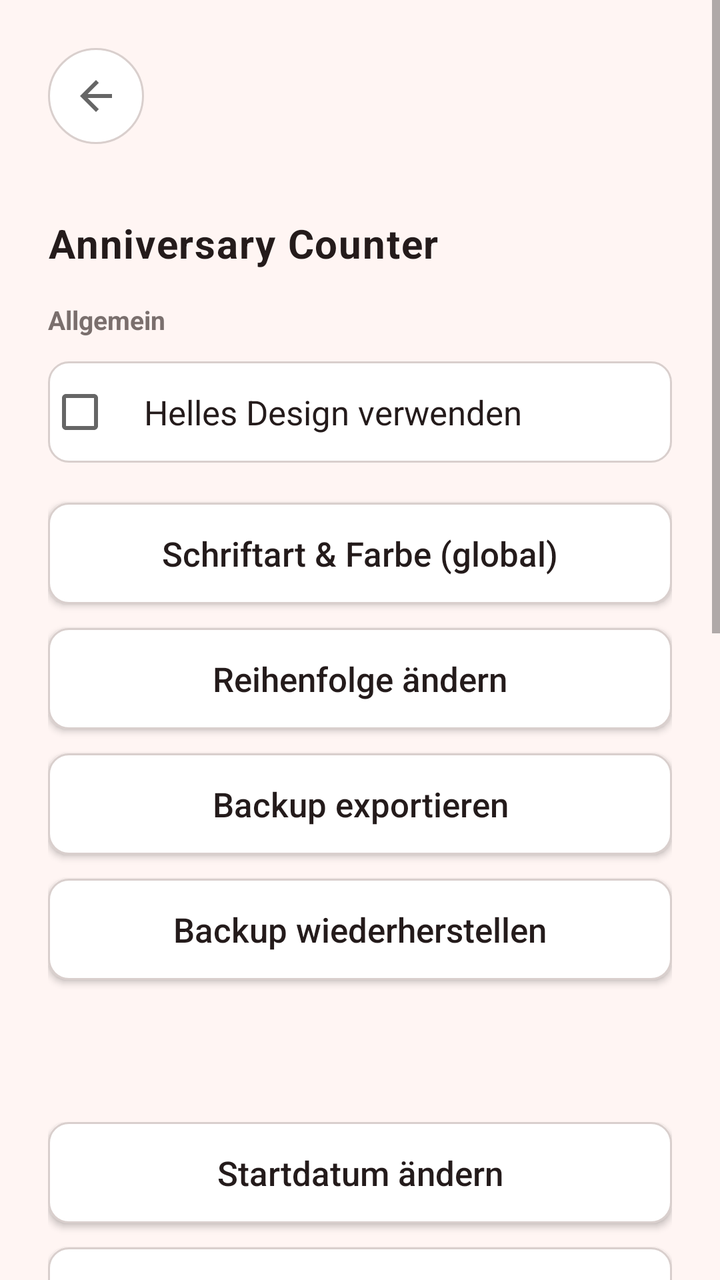
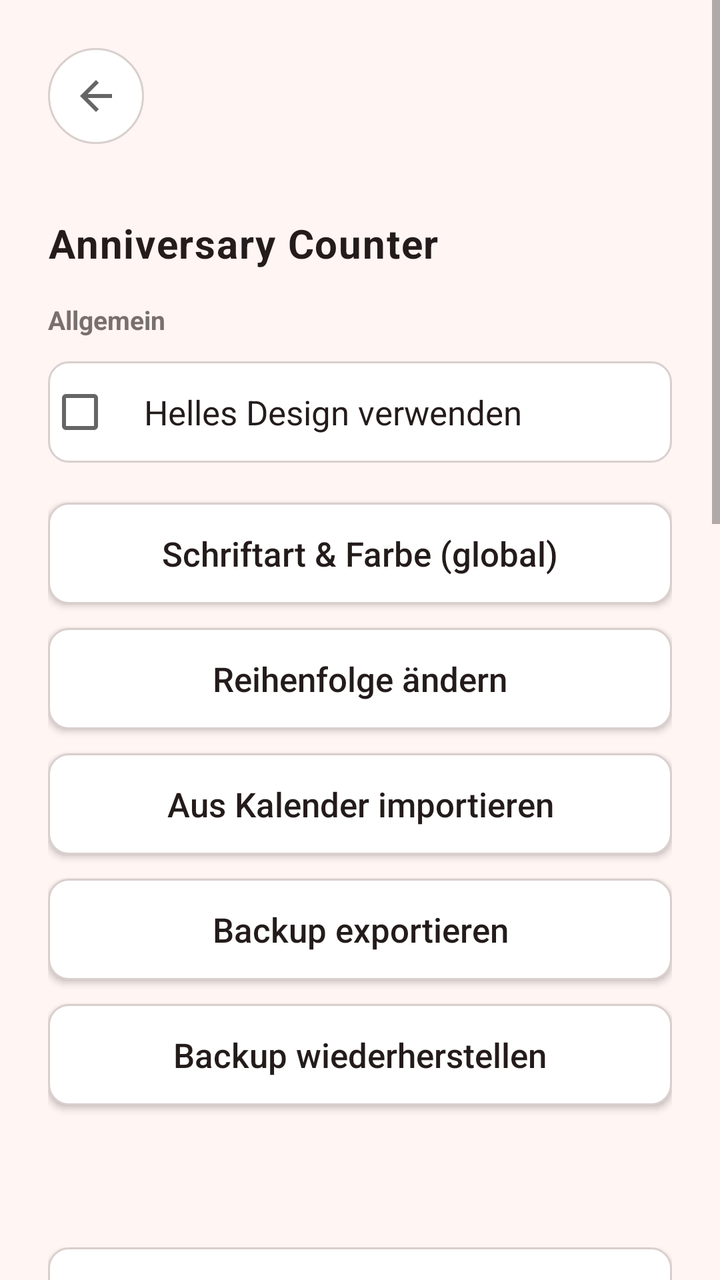

An Android layout rendered at two revisions. The XML below is the earlier revision; the diff shows what the commit changed to produce the second picture.
<!-- AndroidManifest.xml: activity theme Theme.AnniversaryCounter -->
<!-- res/layout/activity_counter_settings.xml -->
<?xml version="1.0" encoding="utf-8"?>
<ScrollView xmlns:android="http://schemas.android.com/apk/res/android"
    android:layout_width="match_parent"
    android:layout_height="match_parent"
    android:background="@color/bg">

    <LinearLayout
        android:layout_width="match_parent"
        android:layout_height="wrap_content"
        android:orientation="vertical"
        android:padding="24dp">

        <ImageButton
            android:id="@+id/btnBack"
            android:layout_width="48dp"
            android:layout_height="48dp"
            android:layout_marginBottom="16dp"
            android:background="@drawable/btn_circle"
            android:contentDescription="@string/back"
            android:padding="12dp"
            android:src="@drawable/ic_back" />

        <HorizontalScrollView
            android:layout_width="match_parent"
            android:layout_height="wrap_content"
            android:layout_marginBottom="20dp"
            android:scrollbars="none">

            <LinearLayout
                android:id="@+id/counterTabGroup"
                android:layout_width="wrap_content"
                android:layout_height="wrap_content"
                android:orientation="horizontal" />

        </HorizontalScrollView>

        <TextView
            android:layout_width="wrap_content"
            android:layout_height="wrap_content"
            android:layout_marginBottom="16dp"
            android:letterSpacing="0.03"
            android:text="@string/title"
            android:textColor="@color/text_primary"
            android:textSize="20sp"
            android:textStyle="bold" />

        <TextView
            android:layout_width="wrap_content"
            android:layout_height="wrap_content"
            android:layout_marginBottom="12dp"
            android:text="@string/settings_section_global"
            android:textColor="@color/text_secondary"
            android:textSize="13sp"
            android:textStyle="bold" />

        <CheckBox
            android:id="@+id/cbUseLightTheme"
            android:layout_width="match_parent"
            android:layout_height="wrap_content"
            android:layout_marginBottom="20dp"
            android:background="@drawable/btn_outline"
            android:paddingStart="16dp"
            android:paddingEnd="16dp"
            android:paddingTop="14dp"
            android:paddingBottom="14dp"
            android:text="@string/use_light_theme"
            android:textColor="@color/text_primary"
            android:textSize="17sp" />

        <Button
            android:id="@+id/btnAppearance"
            android:layout_width="match_parent"
            android:layout_height="wrap_content"
            android:layout_marginBottom="12dp"
            android:background="@drawable/btn_outline"
            android:paddingTop="14dp"
            android:paddingBottom="14dp"
            android:text="@string/btn_appearance"
            android:textAllCaps="false"
            android:textColor="@color/text_primary"
            android:textSize="17sp" />

        <Button
            android:id="@+id/btnReorderCounters"
            android:layout_width="match_parent"
            android:layout_height="wrap_content"
            android:layout_marginBottom="12dp"
            android:background="@drawable/btn_outline"
            android:paddingTop="14dp"
            android:paddingBottom="14dp"
            android:text="@string/btn_reorder_counters"
            android:textAllCaps="false"
            android:textColor="@color/text_primary"
            android:textSize="17sp" />

        <Button
            android:id="@+id/btnExportBackup"
            android:layout_width="match_parent"
            android:layout_height="wrap_content"
            android:layout_marginBottom="12dp"
            android:background="@drawable/btn_outline"
            android:paddingTop="14dp"
            android:paddingBottom="14dp"
            android:text="@string/btn_export_backup"
            android:textAllCaps="false"
            android:textColor="@color/text_primary"
            android:textSize="17sp" />

        <Button
            android:id="@+id/btnImportBackup"
            android:layout_width="match_parent"
            android:layout_height="wrap_content"
            android:layout_marginBottom="24dp"
            android:background="@drawable/btn_outline"
            android:paddingTop="14dp"
            android:paddingBottom="14dp"
            android:text="@string/btn_import_backup"
            android:textAllCaps="false"
            android:textColor="@color/text_primary"
            android:textSize="17sp" />

        <TextView
            android:id="@+id/tvCounterSettingsTitle"
            android:layout_width="wrap_content"
            android:layout_height="wrap_content"
            android:layout_marginBottom="20dp"
            android:textColor="@color/text_primary"
            android:textSize="20sp"
            android:textStyle="bold" />

        <LinearLayout
            android:id="@+id/perCounterActions"
            android:layout_width="match_parent"
            android:layout_height="wrap_content"
            android:orientation="vertical">

            <Button
                android:id="@+id/btnSetDate"
                android:layout_width="match_parent"
                android:layout_height="wrap_content"
                android:layout_marginBottom="12dp"
                android:background="@drawable/btn_outline"
                android:paddingTop="14dp"
                android:paddingBottom="14dp"
                android:text="@string/btn_set_date"
                android:textAllCaps="false"
                android:textColor="@color/text_primary"
                android:textSize="17sp" />

            <Button
                android:id="@+id/btnSetMessage"
                android:layout_width="match_parent"
                android:layout_height="wrap_content"
                android:layout_marginBottom="12dp"
                android:background="@drawable/btn_outline"
                android:paddingTop="14dp"
                android:paddingBottom="14dp"
                android:text="@string/btn_set_message"
                android:textAllCaps="false"
                android:textColor="@color/text_primary"
                android:textSize="17sp" />

            <CheckBox
                android:id="@+id/cbShowMessage"
                android:layout_width="match_parent"
                android:layout_height="wrap_content"
                android:layout_marginBottom="12dp"
                android:background="@drawable/btn_outline"
                android:paddingStart="16dp"
                android:paddingEnd="16dp"
                android:paddingTop="14dp"
                android:paddingBottom="14dp"
                android:text="@string/show_message"
                android:textColor="@color/text_primary"
                android:textSize="17sp" />

            <Button
                android:id="@+id/btnSetName"
                android:layout_width="match_parent"
                android:layout_height="wrap_content"
                android:layout_marginBottom="12dp"
                android:background="@drawable/btn_outline"
                android:paddingTop="14dp"
                android:paddingBottom="14dp"
                android:text="@string/btn_set_name"
                android:textAllCaps="false"
                android:textColor="@color/text_primary"
                android:textSize="17sp" />

            <CheckBox
                android:id="@+id/cbShowName"
                android:layout_width="match_parent"
                android:layout_height="wrap_content"
                android:layout_marginBottom="12dp"
                android:background="@drawable/btn_outline"
                android:paddingStart="16dp"
                android:paddingEnd="16dp"
                android:paddingTop="14dp"
                android:paddingBottom="14dp"
                android:text="@string/show_name"
                android:textColor="@color/text_primary"
                android:textSize="17sp" />

            <CheckBox
                android:id="@+id/cbCustomAppearance"
                android:layout_width="match_parent"
                android:layout_height="wrap_content"
                android:layout_marginBottom="12dp"
                android:background="@drawable/btn_outline"
                android:paddingStart="16dp"
                android:paddingEnd="16dp"
                android:paddingTop="14dp"
                android:paddingBottom="14dp"
                android:text="@string/custom_appearance_checkbox"
                android:textColor="@color/text_primary"
                android:textSize="17sp" />

            <Button
                android:id="@+id/btnCounterAppearance"
                android:layout_width="match_parent"
                android:layout_height="wrap_content"
                android:layout_marginBottom="12dp"
                android:background="@drawable/btn_outline"
                android:paddingTop="14dp"
                android:paddingBottom="14dp"
                android:text="@string/btn_counter_appearance"
                android:textAllCaps="false"
                android:textColor="@color/text_primary"
                android:textSize="17sp" />

            <Button
                android:id="@+id/btnNotifications"
                android:layout_width="match_parent"
                android:layout_height="wrap_content"
                android:layout_marginBottom="12dp"
                android:background="@drawable/btn_outline"
                android:paddingTop="14dp"
                android:paddingBottom="14dp"
                android:text="@string/btn_notifications"
                android:textAllCaps="false"
                android:textColor="@color/text_primary"
                android:textSize="17sp" />

            <Button
                android:id="@+id/btnChangeBackground"
                android:layout_width="match_parent"
                android:layout_height="wrap_content"
                android:layout_marginBottom="12dp"
                android:background="@drawable/btn_outline"
                android:paddingTop="14dp"
                android:paddingBottom="14dp"
                android:text="@string/btn_change_background"
                android:textAllCaps="false"
                android:textColor="@color/text_primary"
                android:textSize="17sp" />

            <Button
                android:id="@+id/btnDeleteCounter"
                android:layout_width="match_parent"
                android:layout_height="wrap_content"
                android:layout_marginBottom="24dp"
                android:background="@drawable/btn_outline"
                android:paddingTop="14dp"
                android:paddingBottom="14dp"
                android:text="@string/btn_delete_counter"
                android:textAllCaps="false"
                android:textColor="@color/text_primary"
                android:textSize="17sp" />

        </LinearLayout>

        <Button
            android:id="@+id/btnAddCounter"
            android:layout_width="match_parent"
            android:layout_height="wrap_content"
            android:background="@drawable/btn_outline"
            android:paddingTop="14dp"
            android:paddingBottom="14dp"
            android:text="@string/btn_add_counter"
            android:textAllCaps="false"
            android:textColor="@color/text_primary"
            android:textSize="17sp" />

    </LinearLayout>
</ScrollView>
<!-- resources referenced by this layout -->
<resources>
  <color name="bg">#FFF5F3</color>
  <color name="text_primary">#241B1B</color>
  <color name="text_secondary">#7A6F6D</color>
  <!-- drawable btn_circle (drawable) -->
  <?xml version="1.0" encoding="utf-8"?>
  <shape xmlns:android="http://schemas.android.com/apk/res/android"
      android:shape="oval">
      <solid android:color="@color/icon_bg" />
      <stroke
          android:width="1dp"
          android:color="@color/outline" />
  </shape>
  <!-- drawable btn_outline (drawable) -->
  <?xml version="1.0" encoding="utf-8"?>
  <shape xmlns:android="http://schemas.android.com/apk/res/android"
      android:shape="rectangle">
      <solid android:color="@color/icon_bg" />
      <stroke
          android:width="1dp"
          android:color="@color/outline" />
      <corners android:radius="10dp" />
  </shape>
  <!-- drawable ic_back (drawable) -->
  <?xml version="1.0" encoding="utf-8"?>
  <vector xmlns:android="http://schemas.android.com/apk/res/android"
      android:width="24dp"
      android:height="24dp"
      android:viewportWidth="24"
      android:viewportHeight="24"
      android:tint="?attr/colorControlNormal">
      <path
          android:fillColor="#FFFFFFFF"
          android:pathData="M20,11H7.83l5.59,-5.59L12,4l-8,8l8,8l1.41,-1.41L7.83,13H20V11z" />
  </vector>
  <string name="back">Zurück</string>
  <string name="btn_add_counter">+ Neuer Zähler</string>
  <string name="btn_appearance">Schriftart &amp; Farbe (global)</string>
  <string name="btn_change_background">Hintergrund ändern</string>
  <string name="btn_counter_appearance">Schriftart &amp; Farbe für diesen Zähler</string>
  <string name="btn_delete_counter">Zähler löschen</string>
  <string name="btn_export_backup">Backup exportieren</string>
  <string name="btn_import_backup">Backup wiederherstellen</string>
  <string name="btn_notifications">Meilenstein-Benachrichtigungen</string>
  <string name="btn_reorder_counters">Reihenfolge ändern</string>
  <string name="btn_set_date">Startdatum ändern</string>
  <string name="btn_set_message">Nachricht ändern</string>
  <string name="btn_set_name">Zähler umbenennen</string>
  <string name="custom_appearance_checkbox">Eigene Schriftart &amp; Farbe für diesen Zähler verwenden</string>
  <string name="settings_section_global">Allgemein</string>
  <string name="show_message">Nachricht anzeigen</string>
  <string name="show_name">Namen anzeigen</string>
  <string name="title">Anniversary Counter</string>
  <string name="use_light_theme">Helles Design verwenden</string>
  <style name="Theme.AnniversaryCounter" parent="Theme.AppCompat.DayNight.NoActionBar">
          <item name="android:windowBackground">@color/bg</item>
          <item name="android:statusBarColor">@color/bg</item>
          <item name="android:navigationBarColor">@color/bg</item>
          <item name="colorAccent">@color/text_primary</item>
      </style>
  <color name="icon_bg">#FFFFFF</color>
  <color name="outline">#D9CFCD</color>
</resources>

<!-- the commit's change to res/layout/activity_counter_settings.xml (unified diff, before → after) -->
@@ -94,6 +94,19 @@
             android:textSize="17sp" />
 
         <Button
+            android:id="@+id/btnImportCalendar"
+            android:layout_width="match_parent"
+            android:layout_height="wrap_content"
+            android:layout_marginBottom="12dp"
+            android:background="@drawable/btn_outline"
+            android:paddingTop="14dp"
+            android:paddingBottom="14dp"
+            android:text="@string/btn_import_calendar"
+            android:textAllCaps="false"
+            android:textColor="@color/text_primary"
+            android:textSize="17sp" />
+
+        <Button
             android:id="@+id/btnExportBackup"
             android:layout_width="match_parent"
             android:layout_height="wrap_content"
@@ -147,6 +160,34 @@
                 android:textColor="@color/text_primary"
                 android:textSize="17sp" />
 
+            <CheckBox
+                android:id="@+id/cbCountdownToNext"
+                android:layout_width="match_parent"
+                android:layout_height="wrap_content"
+                android:layout_marginBottom="12dp"
+                android:background="@drawable/btn_outline"
+                android:paddingStart="16dp"
+                android:paddingEnd="16dp"
+                android:paddingTop="14dp"
+                android:paddingBottom="14dp"
+                android:text="@string/countdown_to_next"
+                android:textColor="@color/text_primary"
+                android:textSize="17sp" />
+
+            <CheckBox
+                android:id="@+id/cbShowAge"
+                android:layout_width="match_parent"
+                android:layout_height="wrap_content"
+                android:layout_marginBottom="12dp"
+                android:background="@drawable/btn_outline"
+                android:paddingStart="16dp"
+                android:paddingEnd="16dp"
+                android:paddingTop="14dp"
+                android:paddingBottom="14dp"
+                android:text="@string/show_age"
+                android:textColor="@color/text_primary"
+                android:textSize="17sp" />
+
             <Button
                 android:id="@+id/btnSetMessage"
                 android:layout_width="match_parent"
@@ -253,6 +294,46 @@
                 android:textAllCaps="false"
                 android:textColor="@color/text_primary"
                 android:textSize="17sp" />
+
+            <Button
+                android:id="@+id/btnSetContact"
+                android:layout_width="match_parent"
+                android:layout_height="wrap_content"
+                android:layout_marginBottom="12dp"
+                android:background="@drawable/btn_outline"
+                android:paddingTop="14dp"
+                android:paddingBottom="14dp"
+                android:textAllCaps="false"
+                android:textColor="@color/text_primary"
+                android:textSize="17sp" />
+
+            <Button
+                android:id="@+id/btnNotifyContact"
+                android:layout_width="match_parent"
+                android:layout_height="wrap_content"
+                android:layout_marginBottom="12dp"
+                android:background="@drawable/btn_outline"
+                android:paddingTop="14dp"
+                android:paddingBottom="14dp"
+                android:text="@string/btn_notify_contact"
+                android:textAllCaps="false"
+                android:textColor="@color/text_primary"
+                android:textSize="17sp"
+                android:visibility="gone" />
+
+            <Button
+                android:id="@+id/btnRemoveContact"
+                android:layout_width="match_parent"
+                android:layout_height="wrap_content"
+                android:layout_marginBottom="12dp"
+                android:background="@drawable/btn_outline"
+                android:paddingTop="14dp"
+                android:paddingBottom="14dp"
+                android:text="@string/btn_remove_contact"
+                android:textAllCaps="false"
+                android:textColor="@color/text_primary"
+                android:textSize="17sp"
+                android:visibility="gone" />
 
             <Button
                 android:id="@+id/btnDeleteCounter"
<!-- resource entries referenced after the edit -->
@@ -42,13 +42,18 @@
   <string name="btn_delete_counter">Zähler löschen</string>
   <string name="btn_export_backup">Backup exportieren</string>
   <string name="btn_import_backup">Backup wiederherstellen</string>
+  <string name="btn_import_calendar">Aus Kalender importieren</string>
   <string name="btn_notifications">Meilenstein-Benachrichtigungen</string>
+  <string name="btn_notify_contact">Person benachrichtigen</string>
+  <string name="btn_remove_contact">Kontakt entfernen</string>
   <string name="btn_reorder_counters">Reihenfolge ändern</string>
   <string name="btn_set_date">Startdatum ändern</string>
   <string name="btn_set_message">Nachricht ändern</string>
   <string name="btn_set_name">Zähler umbenennen</string>
+  <string name="countdown_to_next">Bis zum nächsten Geburtstag/Jahrestag herunterzählen</string>
   <string name="custom_appearance_checkbox">Eigene Schriftart &amp; Farbe für diesen Zähler verwenden</string>
   <string name="settings_section_global">Allgemein</string>
+  <string name="show_age">Alter anzeigen</string>
   <string name="show_message">Nachricht anzeigen</string>
   <string name="show_name">Namen anzeigen</string>
   <string name="title">Anniversary Counter</string>
